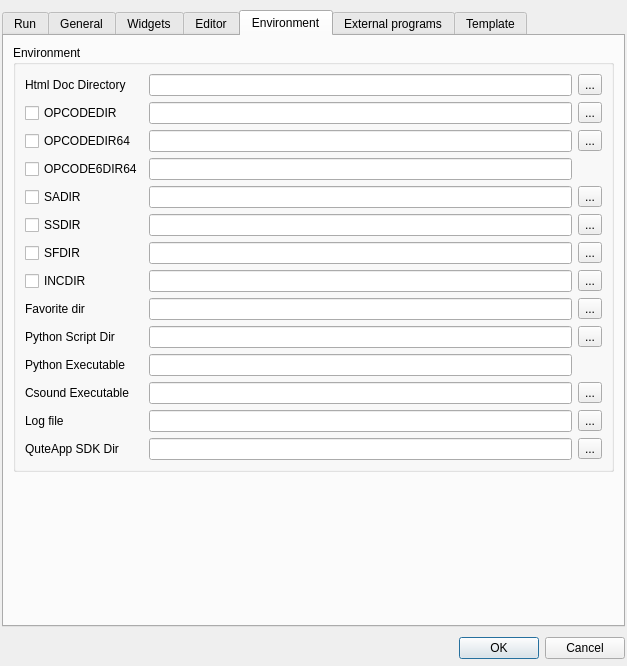
Before: the Qt Designer form src/configdialog.ui in CsoundQt/CsoundQt, drawn with Qt 5.
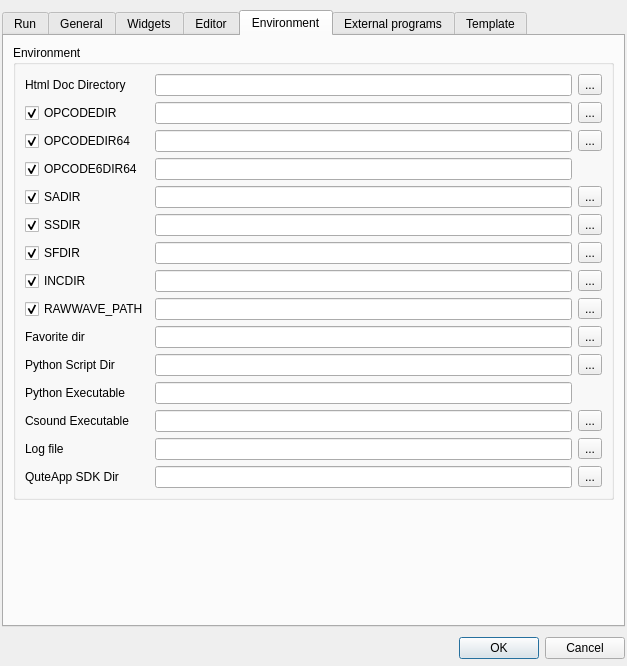
After: the same form once the commit is applied. The open tabs and pages were chosen to show the change.

Commit message: Added option to set RAWWAVE_PATH

Diff of the .ui file:
```diff
--- a/src/configdialog.ui
+++ b/src/configdialog.ui
@@ -73,7 +73,7 @@
       <bool>true</bool>
      </property>
      <property name="currentIndex">
-      <number>0</number>
+      <number>4</number>
      </property>
      <widget class="QWidget" name="tab_2">
       <attribute name="title">
@@ -1444,6 +1444,9 @@
               <property name="text">
                <string>SFDIR</string>
               </property>
+              <property name="checked">
+               <bool>true</bool>
+              </property>
              </widget>
             </item>
             <item row="5" column="3">
@@ -1470,6 +1473,16 @@
               </property>
              </widget>
             </item>
+            <item row="1" column="3">
+             <widget class="QToolButton" name="opcodedirToolButton">
+              <property name="text">
+               <string>...</string>
+              </property>
+             </widget>
+            </item>
+            <item row="1" column="2">
+             <widget class="QLineEdit" name="OpcodedirLineEdit"/>
+            </item>
             <item row="1" column="0">
              <widget class="QCheckBox" name="OpcodedirCheckBox">
               <property name="toolTip">
@@ -1478,15 +1491,8 @@
               <property name="text">
                <string>OPCODEDIR</string>
               </property>
-             </widget>
-            </item>
-            <item row="1" column="2">
-             <widget class="QLineEdit" name="OpcodedirLineEdit"/>
-            </item>
-            <item row="1" column="3">
-             <widget class="QToolButton" name="opcodedirToolButton">
-              <property name="text">
-               <string>...</string>
+              <property name="checked">
+               <bool>true</bool>
               </property>
              </widget>
             </item>
@@ -1505,6 +1511,9 @@
               <property name="text">
                <string>SADIR</string>
               </property>
+              <property name="checked">
+               <bool>true</bool>
+              </property>
              </widget>
             </item>
             <item row="5" column="2">
@@ -1536,11 +1545,7 @@
               <property name="text">
                <string>SSDIR</string>
               </property>
-             </widget>
-            </item>
-            <item row="7" column="2">
-             <widget class="QLineEdit" name="IncdirLineEdit">
-              <property name="enabled">
+              <property name="checked">
                <bool>true</bool>
               </property>
              </widget>
@@ -1553,6 +1558,16 @@
               <property name="text">
                <string>INCDIR</string>
               </property>
+              <property name="checked">
+               <bool>true</bool>
+              </property>
+             </widget>
+            </item>
+            <item row="7" column="2">
+             <widget class="QLineEdit" name="IncdirLineEdit">
+              <property name="enabled">
+               <bool>true</bool>
+              </property>
              </widget>
             </item>
             <item row="7" column="3">
@@ -1562,7 +1577,7 @@
               </property>
              </widget>
             </item>
-            <item row="8" column="2">
+            <item row="9" column="2">
              <widget class="QLineEdit" name="favoriteLineEdit">
               <property name="enabled">
                <bool>true</bool>
@@ -1579,70 +1594,70 @@
               </property>
              </widget>
             </item>
-            <item row="8" column="3">
+            <item row="9" column="3">
              <widget class="QToolButton" name="favoriteToolButton">
               <property name="text">
                <string>...</string>
               </property>
              </widget>
             </item>
-            <item row="9" column="2">
+            <item row="10" column="2">
              <widget class="QLineEdit" name="pythonDirLineEdit">
               <property name="enabled">
                <bool>true</bool>
               </property>
              </widget>
             </item>
-            <item row="8" column="0">
+            <item row="9" column="0">
              <widget class="QLabel" name="label_28">
               <property name="text">
                <string>Favorite dir</string>
               </property>
              </widget>
             </item>
-            <item row="12" column="0">
+            <item row="13" column="0">
              <widget class="QLabel" name="label_30">
               <property name="text">
                <string>Log file</string>
               </property>
              </widget>
             </item>
-            <item row="9" column="3">
+            <item row="10" column="3">
              <widget class="QToolButton" name="pythonDirToolButton">
               <property name="text">
                <string>...</string>
               </property>
              </widget>
             </item>
-            <item row="12" column="2">
+            <item row="13" column="2">
              <widget class="QLineEdit" name="logFileLineEdit">
               <property name="enabled">
                <bool>true</bool>
               </property>
              </widget>
             </item>
-            <item row="12" column="3">
+            <item row="13" column="3">
              <widget class="QToolButton" name="logFileToolButton">
               <property name="text">
                <string>...</string>
               </property>
              </widget>
             </item>
-            <item row="10" column="0">
+            <item row="11" column="0">
              <widget class="QLabel" name="label_29">
               <property name="text">
                <string>Python Executable</string>
               </property>
              </widget>
             </item>
-            <item row="10" column="2">
+            <item row="11" column="2">
              <widget class="QLineEdit" name="pythonExecutableLineEdit">
               <property name="enabled">
                <bool>true</bool>
               </property>
              </widget>
             </item>
-            <item row="9" column="0">
+            <item row="10" column="0">
              <widget class="QLabel" name="pythonDirlabel">
               <property name="text">
                <string>Python Script Dir </string>
@@ -1656,10 +1671,7 @@
               </property>
              </widget>
             </item>
-            <item row="2" column="2">
-             <widget class="QLineEdit" name="Opcodedir64LineEdit"/>
-            </item>
-            <item row="13" column="0">
+            <item row="14" column="0">
              <widget class="QLabel" name="label_25">
               <property name="toolTip">
                <string>Select the directory of the QuteApp SDK to enable building of cross platform standalone applications.</string>
@@ -1669,10 +1681,13 @@
               </property>
              </widget>
             </item>
-            <item row="13" column="2">
+            <item row="2" column="2">
+             <widget class="QLineEdit" name="Opcodedir64LineEdit"/>
+            </item>
+            <item row="14" column="2">
              <widget class="QLineEdit" name="sdkLineEdit"/>
             </item>
-            <item row="13" column="3">
+            <item row="14" column="3">
              <widget class="QToolButton" name="sdkToolButton">
               <property name="text">
                <string>...</string>
@@ -1687,6 +1702,9 @@
               <property name="text">
                <string>OPCODEDIR64</string>
               </property>
+              <property name="checked">
+               <bool>true</bool>
+              </property>
              </widget>
             </item>
             <item row="3" column="0">
@@ -1694,32 +1712,55 @@
               <property name="text">
                <string>OPCODE6DIR64</string>
               </property>
+              <property name="checked">
+               <bool>true</bool>
+              </property>
              </widget>
             </item>
             <item row="3" column="2">
              <widget class="QLineEdit" name="Opcode6dir64LineEdit"/>
             </item>
-            <item row="11" column="0">
+            <item row="12" column="0">
              <widget class="QLabel" name="label_36">
               <property name="text">
                <string>Csound Executable</string>
               </property>
              </widget>
             </item>
-            <item row="11" column="2">
+            <item row="12" column="2">
              <widget class="QLineEdit" name="csoundExecutableLineEdit">
               <property name="text">
                <string/>
               </property>
              </widget>
             </item>
-            <item row="11" column="3">
+            <item row="12" column="3">
              <widget class="QToolButton" name="csoundExecutableToolButton">
               <property name="text">
                <string>...</string>
               </property>
              </widget>
             </item>
+            <item row="8" column="0">
+             <widget class="QCheckBox" name="rawWaveCheckBox">
+              <property name="text">
+               <string>RAWWAVE_PATH</string>
+              </property>
+              <property name="checked">
+               <bool>true</bool>
+              </property>
+             </widget>
+            </item>
+            <item row="8" column="2">
+             <widget class="QLineEdit" name="rawWaveLineEdit"/>
+            </item>
+            <item row="8" column="3">
+             <widget class="QToolButton" name="rawWaveToolButton">
+              <property name="text">
+               <string>...</string>
+              </property>
+             </widget>
+            </item>
            </layout>
           </item>
          </layout>
```
Left out of the diff: 236 changed lines with no effect on the pictures. The commit also changes 3 other files.
